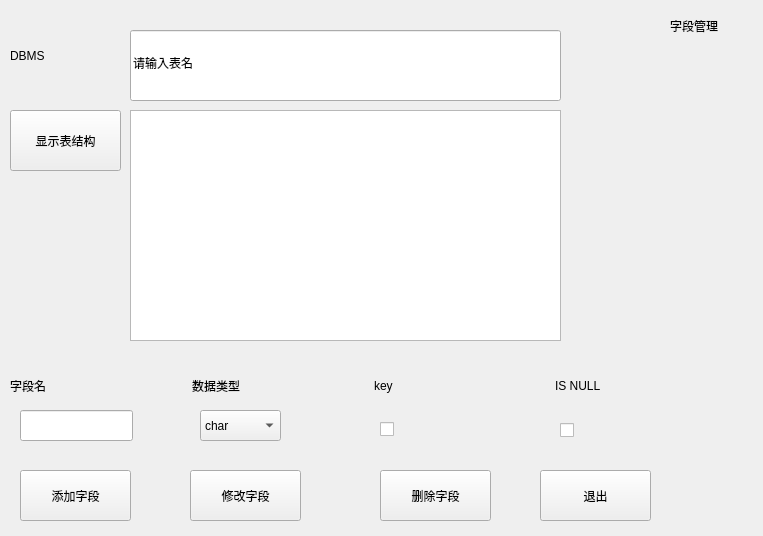
Qt form fieldmanager.ui (jy-080610/DBMS) before a commit.
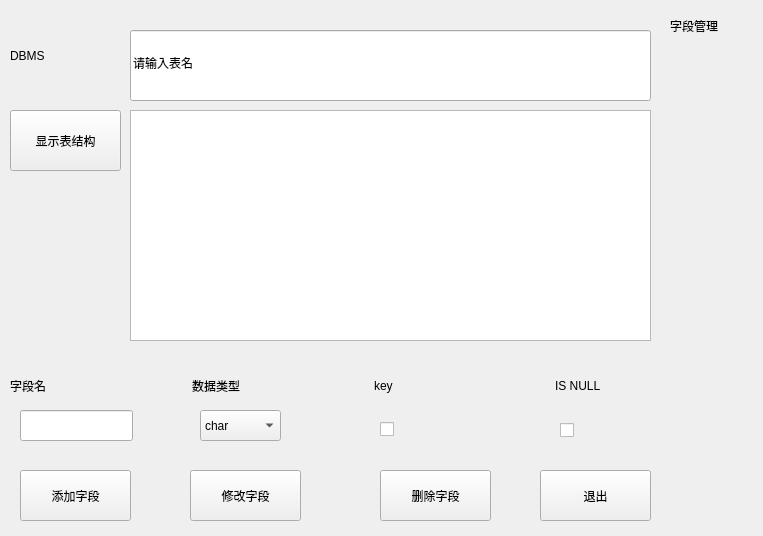
The same form after that commit.

```diff
--- a/fieldmanager.ui
+++ b/fieldmanager.ui
@@ -21,7 +21,7 @@
     <rect>
      <x>130</x>
      <y>30</y>
-     <width>431</width>
+     <width>521</width>
      <height>71</height>
     </rect>
    </property>
@@ -60,7 +60,7 @@
     <rect>
      <x>130</x>
      <y>110</y>
-     <width>431</width>
+     <width>521</width>
      <height>231</height>
     </rect>
    </property>
```
